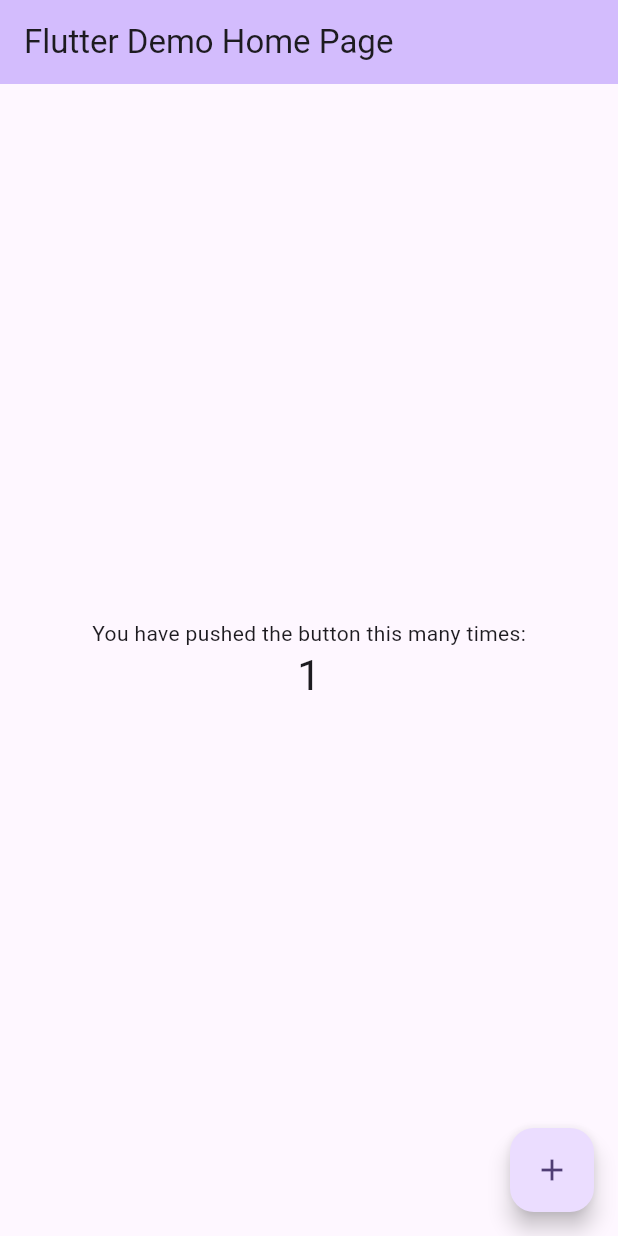
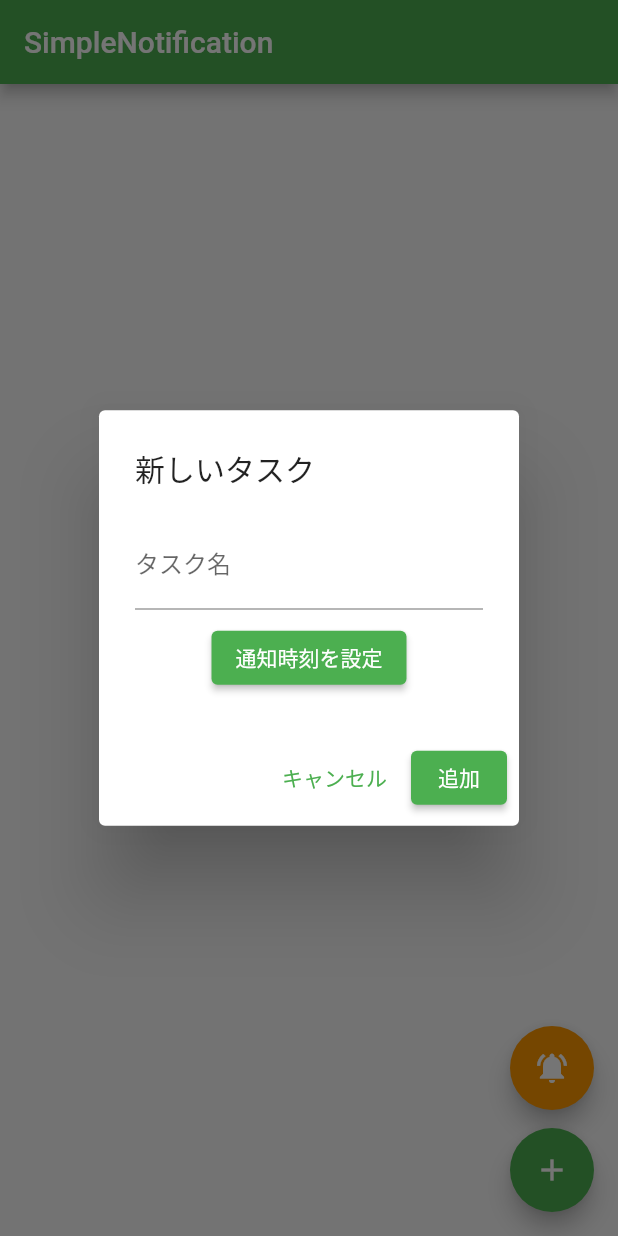
Before and after one commit to Soumi0401/SimpleNotification, a Flutter app: the screen it shows after launch, after a tap on the "add" icon, on a phone screen of 412 x 824 dp. Run offline on Flutter 3.47's test engine with Material 2 defaults, Android fonts, the phone set to English and light mode, and no system bars; our stand-ins replace flutter_local_notifications, permission_handler, shared_preferences, timezone.

Commit message:
一旦コミット

```diff
--- a/simplenotification/lib/main.dart
+++ b/simplenotification/lib/main.dart
@@ -1,125 +1,276 @@
 import 'package:flutter/material.dart';
+import 'package:flutter_local_notifications/flutter_local_notifications.dart';
+import 'package:timezone/data/latest.dart' as tz;
+import 'package:timezone/timezone.dart' as tz;
+import 'package:shared_preferences/shared_preferences.dart';
+import 'package:permission_handler/permission_handler.dart';
+import 'dart:convert';
 
-void main() {
-  runApp(const MyApp());
+void main() async {
+  WidgetsFlutterBinding.ensureInitialized();
+  tz.initializeTimeZones();
+  runApp(const SimpleNotificationApp());
 }
 
-class MyApp extends StatelessWidget {
-  const MyApp({super.key});
+class SimpleNotificationApp extends StatelessWidget {
+  const SimpleNotificationApp({super.key});
 
-  // This widget is the root of your application.
   @override
   Widget build(BuildContext context) {
     return MaterialApp(
-      title: 'Flutter Demo',
-      theme: ThemeData(
-        // This is the theme of your application.
-        //
-        // TRY THIS: Try running your application with "flutter run". You'll see
-        // the application has a blue toolbar. Then, without quitting the app,
-        // try changing the seedColor in the colorScheme below to Colors.green
-        // and then invoke "hot reload" (save your changes or press the "hot
-        // reload" button in a Flutter-supported IDE, or press "r" if you used
-        // the command line to start the app).
-        //
-        // Notice that the counter didn't reset back to zero; the application
-        // state is not lost during the reload. To reset the state, use hot
-        // restart instead.
-        //
-        // This works for code too, not just values: Most code changes can be
-        // tested with just a hot reload.
-        colorScheme: ColorScheme.fromSeed(seedColor: Colors.deepPurple),
-        useMaterial3: true,
-      ),
-      home: const MyHomePage(title: 'Flutter Demo Home Page'),
+      title: 'SimpleNotification',
+      theme: ThemeData(primarySwatch: Colors.green),
+      home: const TaskListPage(),
     );
   }
 }
 
-class MyHomePage extends StatefulWidget {
-  const MyHomePage({super.key, required this.title});
+class Task {
+  String name;
+  TimeOfDay time;
 
-  // This widget is the home page of your application. It is stateful, meaning
-  // that it has a State object (defined below) that contains fields that affect
-  // how it looks.
+  Task({required this.name, required this.time});
 
-  // This class is the configuration for the state. It holds the values (in this
-  // case the title) provided by the parent (in this case the App widget) and
-  // used by the build method of the State. Fields in a Widget subclass are
-  // always marked "final".
+  Map<String, dynamic> toJson() => {
+        'name': name,
+        'hour': time.hour,
+        'minute': time.minute,
+      };
 
-  final String title;
+  static Task fromJson(Map<String, dynamic> json) => Task(
+        name: json['name'],
+        time: TimeOfDay(hour: json['hour'], minute: json['minute']),
+      );
+}
+
+class TaskListPage extends StatefulWidget {
+  const TaskListPage({super.key});
 
   @override
-  State<MyHomePage> createState() => _MyHomePageState();
+  State<TaskListPage> createState() => _TaskListPageState();
 }
 
-class _MyHomePageState extends State<MyHomePage> {
-  int _counter = 0;
+class _TaskListPageState extends State<TaskListPage> {
+  final FlutterLocalNotificationsPlugin _notificationsPlugin =
+      FlutterLocalNotificationsPlugin();
+  List<Task> tasks = [];
 
-  void _incrementCounter() {
+  @override
+  void initState() {
+    super.initState();
+    _initNotifications();
+    _loadTasks();
+  }
+
+  Future<void> _initNotifications() async {
+    const android = AndroidInitializationSettings('@mipmap/ic_launcher');
+    const initSettings = InitializationSettings(android: android);
+    await _notificationsPlugin.initialize(initSettings);
+
+    // 🔔 Android 13以降では通知権限が必要
+    if (await Permission.notification.isDenied) {
+      await Permission.notification.request();
+    }
+  }
+
+  Future<void> _loadTasks() async {
+    final prefs = await SharedPreferences.getInstance();
+    final data = prefs.getStringList('tasks') ?? [];
     setState(() {
-      // This call to setState tells the Flutter framework that something has
-      // changed in this State, which causes it to rerun the build method below
-      // so that the display can reflect the updated values. If we changed
-      // _counter without calling setState(), then the build method would not be
-      // called again, and so nothing would appear to happen.
-      _counter++;
+      tasks = data
+          .map((e) => Task.fromJson(json.decode(e) as Map<String, dynamic>))
+          .toList();
     });
+  }
+
+  Future<void> _saveTasks() async {
+    final prefs = await SharedPreferences.getInstance();
+    final data = tasks.map((e) => json.encode(e.toJson())).toList();
+    await prefs.setStringList('tasks', data);
+  }
+
+  Future<void> _addTaskDialog() async {
+    final nameController = TextEditingController();
+    TimeOfDay? selectedTime;
+
+    await showDialog(
+      context: context,
+      builder: (context) => AlertDialog(
+        title: const Text('新しいタスク'),
+        content: Column(
+          mainAxisSize: MainAxisSize.min,
+          children: [
+            TextField(
+              controller: nameController,
+              decoration: const InputDecoration(labelText: 'タスク名'),
+            ),
+            const SizedBox(height: 8),
+            ElevatedButton(
+              onPressed: () async {
+                final now = TimeOfDay.now();
+                final picked =
+                    await showTimePicker(context: context, initialTime: now);
+                if (picked != null) {
+                  selectedTime = picked;
+                }
+              },
+              child: const Text('通知時刻を設定'),
+            ),
+          ],
+        ),
+        actions: [
+          TextButton(
+            onPressed: () => Navigator.pop(context),
+            child: const Text('キャンセル'),
+          ),
+          ElevatedButton(
+            onPressed: () async {
+              if (nameController.text.isNotEmpty && selectedTime != null) {
+                // 権限チェック
+                final status = await Permission.notification.status;
+                if (!status.isGranted) {
+                  final result = await Permission.notification.request();
+                  if (!result.isGranted) {
+                    ScaffoldMessenger.of(context).showSnackBar(
+                      const SnackBar(content: Text('通知権限が必要です')),
+                    );
+                    return;
+                  }
+                }
+
+                setState(() {
+                  tasks.add(
+                      Task(name: nameController.text, time: selectedTime!));
+                });
+                await _saveTasks();
+                await _scheduleDailyNotification(
+                    tasks.length - 1, nameController.text, selectedTime!);
+                Navigator.pop(context);
+              }
+            },
+            child: const Text('追加'),
+          ),
+        ],
+      ),
+    );
+  }
+
+  Future<void> _scheduleDailyNotification(
+      int id, String title, TimeOfDay time) async {
+    final now = tz.TZDateTime.now(tz.local);
+    var scheduled = tz.TZDateTime(
+      tz.local,
+      now.year,
+      now.month,
+      now.day,
+      time.hour,
+      time.minute,
+    );
+    if (scheduled.isBefore(now)) {
+      scheduled = scheduled.add(const Duration(days: 1));
+    }
+
+    const androidDetails = AndroidNotificationDetails(
+      'daily_channel',
+      'Daily Notifications',
+      channelDescription: '毎日指定時刻に通知',
+      importance: Importance.high,
+      priority: Priority.high,
+    );
+    const details = NotificationDetails(android: androidDetails);
+
+    await _notificationsPlugin.zonedSchedule(
+      id,
+      'タスク通知',
+      title,
+      scheduled,
+      details,
+      androidAllowWhileIdle: true,
+      uiLocalNotificationDateInterpretation:
+          UILocalNotificationDateInterpretation.absoluteTime,
+      matchDateTimeComponents: DateTimeComponents.time, // 毎日繰り返し
+    );
+  }
+
+  Future<void> _cancelNotification(int id) async {
+    await _notificationsPlugin.cancel(id);
+  }
+
+  Future<void> _testNotification() async {
+    final now = tz.TZDateTime.now(tz.local);
+    final scheduled = now.add(const Duration(seconds: 5));
+
+    const androidDetails = AndroidNotificationDetails(
+      'daily_channel',
+      'Daily Notifications',
+      channelDescription: '5秒後にテスト通知を送信',
+      importance: Importance.high,
+      priority: Priority.high,
+    );
+    const details = NotificationDetails(android: androidDetails);
+
+    await _notificationsPlugin.zonedSchedule(
+      9999, // ← 適当なID（他と重複しないように）
+      'テスト通知',
+      '5秒後の通知テストです',
+      scheduled,
+      details,
+      androidAllowWhileIdle: true,
+      uiLocalNotificationDateInterpretation:
+          UILocalNotificationDateInterpretation.absoluteTime,
+    );
   }
 
   @override
   Widget build(BuildContext context) {
-    // This method is rerun every time setState is called, for instance as done
-    // by the _incrementCounter method above.
-    //
-    // The Flutter framework has been optimized to make rerunning build methods
-    // fast, so that you can just rebuild anything that needs updating rather
-    // than having to individually change instances of widgets.
     return Scaffold(
-      appBar: AppBar(
-        // TRY THIS: Try changing the color here to a specific color (to
-        // Colors.amber, perhaps?) and trigger a hot reload to see the AppBar
-        // change color while the other colors stay the same.
-        backgroundColor: Theme.of(context).colorScheme.inversePrimary,
-        // Here we take the value from the MyHomePage object that was created by
-        // the App.build method, and use it to set our appbar title.
-        title: Text(widget.title),
+      appBar: AppBar(title: const Text('SimpleNotification')),
+      body: ListView.builder(
+        itemCount: tasks.length,
+        itemBuilder: (context, i) {
+          final task = tasks[i];
+          return Card(
+            margin: const EdgeInsets.all(8),
+            child: ListTile(
+              title: Text(task.name),
+              subtitle: Text(
+                '${task.time.hour.toString().padLeft(2, '0')}:${task.time.minute.toString().padLeft(2, '0')} に通知',
+              ),
+              trailing: IconButton(
+                icon: const Icon(Icons.delete),
+                onPressed: () {
+                  setState(() {
+                    _cancelNotification(i);
+                    tasks.removeAt(i);
+                  });
+                  _saveTasks();
+                },
+              ),
+            ),
+          );
+        },
       ),
-      body: Center(
-        // Center is a layout widget. It takes a single child and positions it
-        // in the middle of the parent.
-        child: Column(
-          // Column is also a layout widget. It takes a list of children and
-          // arranges them vertically. By default, it sizes itself to fit its
-          // children horizontally, and tries to be as tall as its parent.
-          //
-          // Column has various properties to control how it sizes itself and
-          // how it positions its children. Here we use mainAxisAlignment to
-          // center the children vertically; the main axis here is the vertical
-          // axis because Columns are vertical (the cross axis would be
-          // horizontal).
-          //
-          // TRY THIS: Invoke "debug painting" (choose the "Toggle Debug Paint"
-          // action in the IDE, or press "p" in the console), to see the
-          // wireframe for each widget.
-          mainAxisAlignment: MainAxisAlignment.center,
-          children: <Widget>[
-            const Text(
-              'You have pushed the button this many times:',
-            ),
-            Text(
-              '$_counter',
-              style: Theme.of(context).textTheme.headlineMedium,
-            ),
-          ],
-        ),
+
+      // ✅ テスト通知ボタン＋追加ボタンの2段構成
+      floatingActionButton: Column(
+        mainAxisAlignment: MainAxisAlignment.end,
+        children: [
+          FloatingActionButton(
+            heroTag: 'test',
+            onPressed: _testNotification,
+            tooltip: '5秒後に通知テスト',
+            backgroundColor: Colors.orange,
+            child: const Icon(Icons.notifications_active),
+          ),
+          const SizedBox(height: 12),
+          FloatingActionButton(
+            heroTag: 'add',
+            onPressed: _addTaskDialog,
+            tooltip: 'タスクを追加',
+            child: const Icon(Icons.add),
+          ),
+        ],
       ),
-      floatingActionButton: FloatingActionButton(
-        onPressed: _incrementCounter,
-        tooltip: 'Increment',
-        child: const Icon(Icons.add),
-      ), // This trailing comma makes auto-formatting nicer for build methods.
     );
   }
 }
--- a/simplenotification/pubspec.yaml
+++ b/simplenotification/pubspec.yaml
@@ -19,7 +19,7 @@ publish_to: 'none' # Remove this line if you wish to publish to pub.dev
 version: 1.0.0+1
 
 environment:
-  sdk: '>=3.0.6 <4.0.0'
+  sdk: '>=3.0.0 <4.0.0'
 
 # Dependencies specify other packages that your package needs in order to work.
 # To automatically upgrade your package dependencies to the latest versions
@@ -30,6 +30,10 @@ environment:
 dependencies:
   flutter:
     sdk: flutter
+  flutter_local_notifications:  ^16.3.0
+  timezone: ^0.9.3
+  shared_preferences: ^2.1.2
+  permission_handler: ^11.0.1
 
 
   # The following adds the Cupertino Icons font to your application.
```
Also changed, not shown: simplenotification/pubspec.lock, 4 other files.
